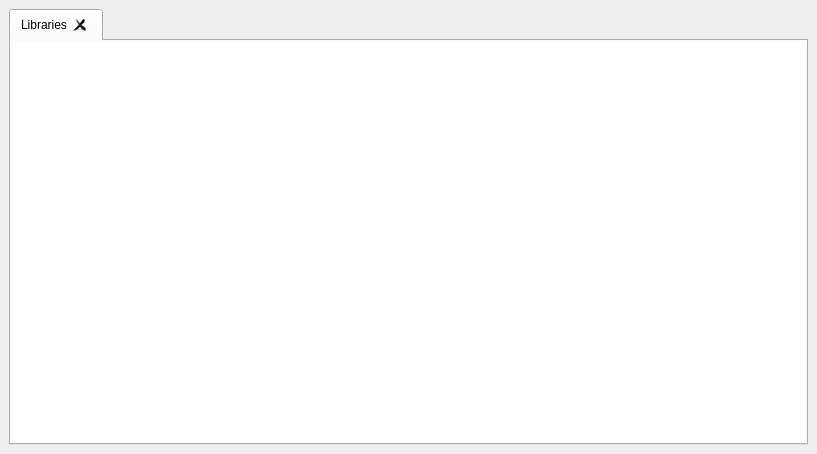
Above: qtgui/frames/wiki_doc_widget.ui from PinguinoIDE/pinguino-ide before the change. Below: the same form after it.
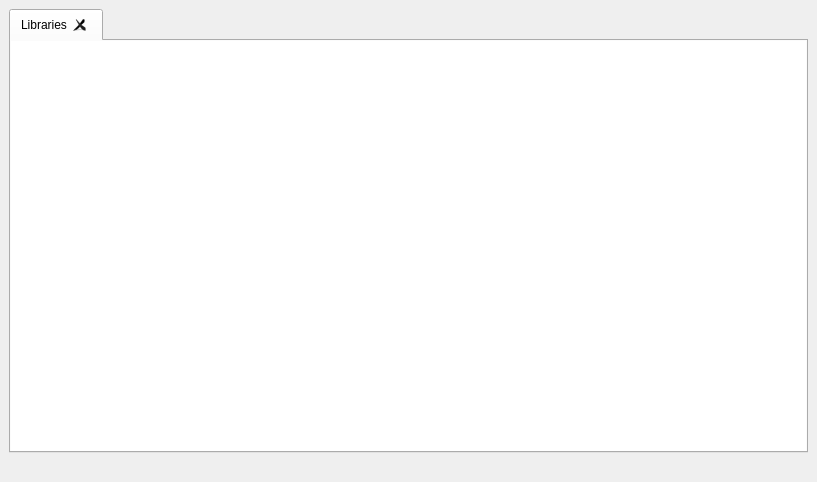
That is the form after the change.

The edit to the form file:
```diff
--- a/qtgui/frames/wiki_doc_widget.ui
+++ b/qtgui/frames/wiki_doc_widget.ui
@@ -7,7 +7,7 @@
     <x>0</x>
     <y>0</y>
     <width>817</width>
-    <height>454</height>
+    <height>482</height>
    </rect>
   </property>
   <property name="windowTitle">
@@ -51,6 +51,19 @@
       </widget>
      </widget>
     </item>
+    <item row="1" column="0">
+     <widget class="QLabel" name="label_error">
+      <property name="styleSheet">
+       <string notr="true">color: rgb(255, 0, 0);</string>
+      </property>
+      <property name="text">
+       <string/>
+      </property>
+      <property name="alignment">
+       <set>Qt::AlignRight|Qt::AlignTrailing|Qt::AlignVCenter</set>
+      </property>
+     </widget>
+    </item>
    </layout>
   </widget>
  </widget>
```
